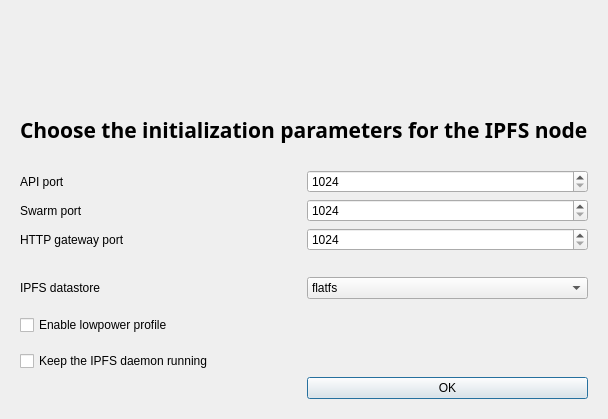
The window that galacteek/ui/ipfsdaemoninitdialog.ui (pinnaculum/galacteek) describes before a commit, drawn with Qt 5.
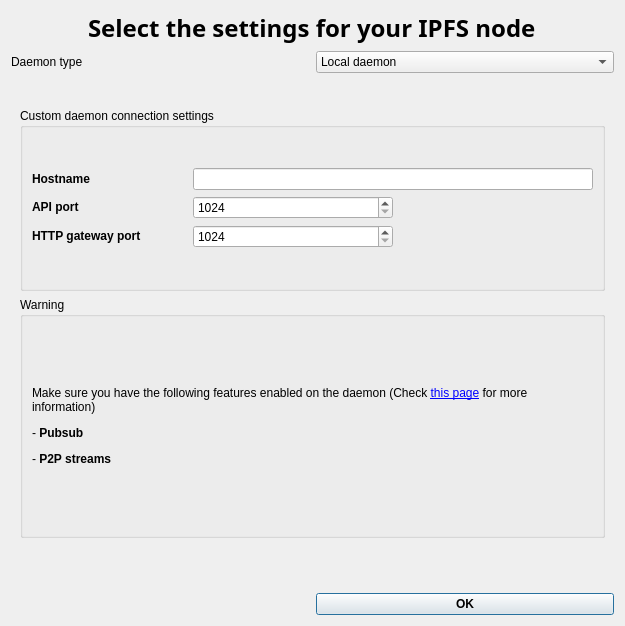
The same window after the commit. The open tabs and pages were chosen to show the change.

Commit message:
Better node init dialogs, fix #31 and #32
* Fix some issues related to the app's shutdown

* Fix #31 and #32

* Nicer IPFS daemon config dialog

```diff
--- a/galacteek/ui/ipfsdaemoninitdialog.ui
+++ b/galacteek/ui/ipfsdaemoninitdialog.ui
@@ -6,63 +6,106 @@
    <rect>
     <x>0</x>
     <y>0</y>
-    <width>608</width>
-    <height>419</height>
+    <width>625</width>
+    <height>626</height>
    </rect>
   </property>
   <property name="maximumSize">
    <size>
-    <width>16777215</width>
-    <height>600</height>
+    <width>700</width>
+    <height>700</height>
    </size>
   </property>
   <property name="windowTitle">
-   <string>IPFS node creation</string>
+   <string>IPFS node settings</string>
+  </property>
+  <property name="styleSheet">
+   <string notr="true"/>
   </property>
   <layout class="QVBoxLayout" name="verticalLayout_3">
    <item>
     <layout class="QVBoxLayout" name="verticalLayout_2">
-     <item>
-      <widget class="QStackedWidget" name="stack">
-       <property name="currentIndex">
-        <number>0</number>
-       </property>
-       <widget class="QWidget" name="page_3">
-        <layout class="QGridLayout" name="gridLayout">
-         <item row="1" column="0">
-          <widget class="QLabel" name="errorStatus">
-           <property name="styleSheet">
-            <string notr="true">color: red;</string>
-           </property>
-           <property name="text">
-            <string/>
-           </property>
-          </widget>
-         </item>
-         <item row="2" column="0" alignment="Qt::AlignHCenter">
+     <item alignment="Qt::AlignHCenter">
           <widget class="QLabel" name="label">
            <property name="font">
             <font>
              <family>Montserrat</family>
-             <pointsize>16</pointsize>
+         <pointsize>18</pointsize>
              <weight>75</weight>
              <italic>false</italic>
              <bold>true</bold>
             </font>
            </property>
            <property name="styleSheet">
-            <string notr="true">font: 16pt &quot;Montserrat&quot;;
+        <string notr="true">font: 18pt &quot;Montserrat&quot;;
 font-weight: bold;</string>
            </property>
            <property name="text">
-            <string>Choose the initialization parameters for the IPFS node</string>
+        <string>Select the settings for your IPFS node</string>
            </property>
           </widget>
          </item>
+     <item>
+      <layout class="QHBoxLayout" name="horizontalLayout">
+       <item>
+        <widget class="QLabel" name="label_6">
+         <property name="text">
+          <string>Daemon type</string>
+         </property>
+        </widget>
+       </item>
+       <item>
+        <widget class="QComboBox" name="daemonType">
+         <item>
+          <property name="text">
+           <string>Local daemon</string>
+          </property>
+         </item>
+         <item>
+          <property name="text">
+           <string>Custom daemon</string>
+          </property>
+         </item>
+        </widget>
+       </item>
+      </layout>
+     </item>
+     <item>
+      <widget class="QLabel" name="errorStatus">
+       <property name="styleSheet">
+        <string notr="true">color: red;</string>
+       </property>
+       <property name="text">
+        <string/>
+       </property>
+      </widget>
+     </item>
+     <item>
+      <widget class="QStackedWidget" name="stack">
+       <property name="currentIndex">
+        <number>0</number>
+       </property>
+       <widget class="QWidget" name="page_3">
+        <layout class="QGridLayout" name="gridLayout">
          <item row="3" column="0">
+          <widget class="QGroupBox" name="groupBoxLocalDaemon">
+           <property name="styleSheet">
+            <string notr="true"/>
+           </property>
+           <property name="title">
+            <string>Local daemon settings</string>
+           </property>
+           <layout class="QGridLayout" name="gridLayout_3">
+            <item row="0" column="0">
           <layout class="QGridLayout" name="gridLayout_2">
            <item row="2" column="1">
             <widget class="QSpinBox" name="gatewayPort">
+                <property name="maximumSize">
+                 <size>
+                  <width>200</width>
+                  <height>16777215</height>
+                 </size>
+                </property>
              <property name="minimum">
               <number>1024</number>
              </property>
@@ -71,31 +114,38 @@
              </property>
             </widget>
            </item>
+              <item row="0" column="0">
+               <widget class="QLabel" name="label_3">
+                <property name="toolTip">
+                 <string>&lt;html&gt;&lt;head/&gt;&lt;body&gt;&lt;p&gt;The port the IPFS daemon's API service will use. Only change this option (port 5001 by default) if you have a service already using this port.&lt;/p&gt;&lt;/body&gt;&lt;/html&gt;</string>
+                </property>
+                <property name="text">
+                 <string>&lt;html&gt;&lt;head/&gt;&lt;body&gt;&lt;p&gt;&lt;span style=&quot; font-weight:600;&quot;&gt;API port&lt;/span&gt;&lt;/p&gt;&lt;/body&gt;&lt;/html&gt;</string>
+                </property>
+               </widget>
+              </item>
            <item row="7" column="0">
-            <widget class="QLabel" name="status">
+               <widget class="QCheckBox" name="keepDaemonRunning">
              <property name="text">
-              <string/>
+                 <string>Keep the IPFS daemon running</string>
              </property>
             </widget>
            </item>
-           <item row="2" column="0">
-            <widget class="QLabel" name="label_5">
+              <item row="4" column="1">
+               <widget class="QComboBox" name="dataStore">
              <property name="toolTip">
-              <string>&lt;html&gt;&lt;head/&gt;&lt;body&gt;&lt;p&gt;The port the IPFS daemon's HTTP gateway service will use. Only change this option (port &lt;span style=&quot; font-weight:600;&quot;&gt;8080&lt;/span&gt; by default) if you have a service already using this port.&lt;/p&gt;&lt;/body&gt;&lt;/html&gt;</string>
-             </property>
+                 <string>&lt;html&gt;&lt;head/&gt;&lt;body&gt;&lt;p&gt;The datastore type to initialize the repository with. &lt;span style=&quot; font-weight:600;&quot;&gt;flatfs&lt;/span&gt; is the most battle-tested and reliable datastore. &lt;span style=&quot; font-weight:600;&quot;&gt;badgerds &lt;/span&gt;is the fastest datastore. Use &lt;span style=&quot; font-weight:600;&quot;&gt;badgerds&lt;/span&gt; if performance, especially when adding many gigabytes of files, is critical&lt;/p&gt;&lt;/body&gt;&lt;/html&gt;</string>
+                </property>
+                <item>
              <property name="text">
-              <string>HTTP gateway port</string>
-             </property>
-            </widget>
-           </item>
-           <item row="1" column="1">
-            <widget class="QSpinBox" name="swarmPort">
-             <property name="minimum">
-              <number>1024</number>
-             </property>
-             <property name="maximum">
-              <number>65534</number>
-             </property>
+                  <string>flatfs</string>
+                 </property>
+                </item>
+                <item>
+                 <property name="text">
+                  <string>badgerds</string>
+                 </property>
+                </item>
             </widget>
            </item>
            <item row="1" column="0">
@@ -104,27 +154,11 @@
               <string>&lt;html&gt;&lt;head/&gt;&lt;body&gt;&lt;p&gt;The port the IPFS daemon's swarm (TCP and QUIC) will use. Only change this option (port &lt;span style=&quot; font-weight:600;&quot;&gt;4001&lt;/span&gt; by default) if you have a service already using this port.&lt;/p&gt;&lt;/body&gt;&lt;/html&gt;</string>
              </property>
              <property name="text">
-              <string>Swarm port</string>
+                 <string>&lt;html&gt;&lt;head/&gt;&lt;body&gt;&lt;p&gt;&lt;span style=&quot; font-weight:600;&quot;&gt;Swarm port&lt;/span&gt;&lt;/p&gt;&lt;/body&gt;&lt;/html&gt;</string>
              </property>
             </widget>
            </item>
-           <item row="5" column="1">
-            <spacer name="verticalSpacer">
-             <property name="orientation">
-              <enum>Qt::Vertical</enum>
-             </property>
-             <property name="sizeType">
-              <enum>QSizePolicy::Minimum</enum>
-             </property>
-             <property name="sizeHint" stdset="0">
-              <size>
-               <width>20</width>
-               <height>40</height>
-              </size>
-             </property>
-            </spacer>
-           </item>
-           <item row="5" column="0">
+              <item row="6" column="0">
             <widget class="QCheckBox" name="profileLowPower">
              <property name="toolTip">
               <string>&lt;html&gt;&lt;head/&gt;&lt;body&gt;&lt;p&gt;Reduces &lt;span style=&quot; font-weight:600;&quot;&gt;daemon overhead&lt;/span&gt; on the system. May affect node functionality - performance of content discovery and data fetching may be degraded.&lt;/p&gt;&lt;p&gt;&lt;br/&gt;&lt;/p&gt;&lt;/body&gt;&lt;/html&gt;</string>
@@ -134,20 +168,19 @@
              </property>
             </widget>
            </item>
-           <item row="7" column="1">
-            <widget class="QPushButton" name="okButton">
-             <property name="text">
-              <string>OK</string>
-             </property>
-            </widget>
-           </item>
-           <item row="0" column="0">
-            <widget class="QLabel" name="label_3">
-             <property name="toolTip">
-              <string>&lt;html&gt;&lt;head/&gt;&lt;body&gt;&lt;p&gt;The port the IPFS daemon's API service will use. Only change this option (port 5001 by default) if you have a service already using this port.&lt;/p&gt;&lt;/body&gt;&lt;/html&gt;</string>
-             </property>
-             <property name="text">
-              <string>API port</string>
+              <item row="1" column="1">
+               <widget class="QSpinBox" name="swarmPort">
+                <property name="maximumSize">
+                 <size>
+                  <width>200</width>
+                  <height>16777215</height>
+                 </size>
+                </property>
+                <property name="minimum">
+                 <number>1024</number>
+                </property>
+                <property name="maximum">
+                 <number>65534</number>
              </property>
             </widget>
            </item>
@@ -157,31 +190,17 @@
               <string>&lt;html&gt;&lt;head/&gt;&lt;body&gt;&lt;p&gt;The datastore type to initialize the repository with. &lt;span style=&quot; font-weight:600;&quot;&gt;flatfs&lt;/span&gt; is the most battle-tested and reliable datastore. &lt;span style=&quot; font-weight:600;&quot;&gt;badgerds &lt;/span&gt;is the fastest datastore. Use &lt;span style=&quot; font-weight:600;&quot;&gt;badgerds&lt;/span&gt; if performance, especially when adding many gigabytes of files, is critical&lt;/p&gt;&lt;/body&gt;&lt;/html&gt;</string>
              </property>
              <property name="text">
-              <string>IPFS datastore</string>
+                 <string>&lt;html&gt;&lt;head/&gt;&lt;body&gt;&lt;p&gt;&lt;span style=&quot; font-weight:600;&quot;&gt;IPFS datastore&lt;/span&gt;&lt;/p&gt;&lt;/body&gt;&lt;/html&gt;</string>
              </property>
             </widget>
            </item>
-           <item row="4" column="1">
-            <widget class="QComboBox" name="dataStore">
+              <item row="2" column="0">
+               <widget class="QLabel" name="label_5">
              <property name="toolTip">
-              <string>&lt;html&gt;&lt;head/&gt;&lt;body&gt;&lt;p&gt;The datastore type to initialize the repository with. &lt;span style=&quot; font-weight:600;&quot;&gt;flatfs&lt;/span&gt; is the most battle-tested and reliable datastore. &lt;span style=&quot; font-weight:600;&quot;&gt;badgerds &lt;/span&gt;is the fastest datastore. Use &lt;span style=&quot; font-weight:600;&quot;&gt;badgerds&lt;/span&gt; if performance, especially when adding many gigabytes of files, is critical&lt;/p&gt;&lt;/body&gt;&lt;/html&gt;</string>
-             </property>
-             <item>
+                 <string>&lt;html&gt;&lt;head/&gt;&lt;body&gt;&lt;p&gt;The port the IPFS daemon's HTTP gateway service will use. Only change this option (port &lt;span style=&quot; font-weight:600;&quot;&gt;8080&lt;/span&gt; by default) if you have a service already using this port.&lt;/p&gt;&lt;/body&gt;&lt;/html&gt;</string>
+                </property>
               <property name="text">
-               <string>flatfs</string>
-              </property>
-             </item>
-             <item>
-              <property name="text">
-               <string>badgerds</string>
-              </property>
-             </item>
-            </widget>
-           </item>
-           <item row="6" column="0">
-            <widget class="QCheckBox" name="keepDaemonRunning">
-             <property name="text">
-              <string>Keep the IPFS daemon running</string>
+                 <string>&lt;html&gt;&lt;head/&gt;&lt;body&gt;&lt;p&gt;&lt;span style=&quot; font-weight:600;&quot;&gt;HTTP gateway port&lt;/span&gt;&lt;/p&gt;&lt;/body&gt;&lt;/html&gt;</string>
              </property>
             </widget>
            </item>
@@ -203,6 +222,12 @@
            </item>
            <item row="0" column="1">
             <widget class="QSpinBox" name="apiPort">
+                <property name="maximumSize">
+                 <size>
+                  <width>200</width>
+                  <height>16777215</height>
+                 </size>
+                </property>
              <property name="minimum">
               <number>1024</number>
              </property>
@@ -211,11 +236,211 @@
              </property>
             </widget>
            </item>
-          </layout>
-         </item>
-        </layout>
-       </widget>
-      </widget>
+              <item row="5" column="1">
+               <spacer name="verticalSpacer">
+                <property name="orientation">
+                 <enum>Qt::Vertical</enum>
+                </property>
+                <property name="sizeType">
+                 <enum>QSizePolicy::Minimum</enum>
+                </property>
+                <property name="sizeHint" stdset="0">
+                 <size>
+                  <width>20</width>
+                  <height>40</height>
+                 </size>
+                </property>
+               </spacer>
+              </item>
+             </layout>
+            </item>
+            <item row="1" column="0">
+             <spacer name="verticalSpacer_4">
+              <property name="orientation">
+               <enum>Qt::Vertical</enum>
+              </property>
+              <property name="sizeType">
+               <enum>QSizePolicy::Maximum</enum>
+              </property>
+              <property name="sizeHint" stdset="0">
+               <size>
+                <width>20</width>
+                <height>40</height>
+               </size>
+              </property>
+             </spacer>
+            </item>
+           </layout>
+          </widget>
+         </item>
+        </layout>
+       </widget>
+       <widget class="QWidget" name="page_4">
+        <layout class="QVBoxLayout" name="verticalLayout_4">
+         <item>
+          <layout class="QVBoxLayout" name="verticalLayout">
+           <item>
+            <widget class="QGroupBox" name="groupBoxCustomDaemon">
+             <property name="title">
+              <string>Custom daemon connection settings</string>
+             </property>
+             <layout class="QGridLayout" name="gridLayout_5">
+              <item row="0" column="0">
+               <layout class="QGridLayout" name="gridLayout_4">
+                <item row="0" column="0">
+                 <widget class="QLabel" name="label_7">
+                  <property name="toolTip">
+                   <string>&lt;html&gt;&lt;head/&gt;&lt;body&gt;&lt;p&gt;The hostname of your remote IPFS daemon&lt;/p&gt;&lt;/body&gt;&lt;/html&gt;</string>
+                  </property>
+                  <property name="text">
+                   <string>&lt;html&gt;&lt;head/&gt;&lt;body&gt;&lt;p&gt;&lt;span style=&quot; font-weight:600;&quot;&gt;Hostname&lt;/span&gt;&lt;/p&gt;&lt;/body&gt;&lt;/html&gt;</string>
+                  </property>
+                 </widget>
+                </item>
+                <item row="0" column="1">
+                 <widget class="QLineEdit" name="customDaemonHost">
+                  <property name="maximumSize">
+                   <size>
+                    <width>400</width>
+                    <height>16777215</height>
+                   </size>
+                  </property>
+                 </widget>
+                </item>
+                <item row="2" column="0">
+                 <widget class="QLabel" name="label_9">
+                  <property name="toolTip">
+                   <string>&lt;html&gt;&lt;head/&gt;&lt;body&gt;&lt;p&gt;The TCP port number of the remote IPFS daemon's HTTP gateway service&lt;/p&gt;&lt;/body&gt;&lt;/html&gt;</string>
+                  </property>
+                  <property name="text">
+                   <string>&lt;html&gt;&lt;head/&gt;&lt;body&gt;&lt;p&gt;&lt;span style=&quot; font-weight:600;&quot;&gt;HTTP gateway port&lt;/span&gt;&lt;/p&gt;&lt;/body&gt;&lt;/html&gt;</string>
+                  </property>
+                 </widget>
+                </item>
+                <item row="1" column="0">
+                 <widget class="QLabel" name="label_8">
+                  <property name="toolTip">
+                   <string>&lt;html&gt;&lt;head/&gt;&lt;body&gt;&lt;p&gt;The TCP port number of the remote IPFS daemon's API service&lt;/p&gt;&lt;/body&gt;&lt;/html&gt;</string>
+                  </property>
+                  <property name="text">
+                   <string>&lt;html&gt;&lt;head/&gt;&lt;body&gt;&lt;p&gt;&lt;span style=&quot; font-weight:600;&quot;&gt;API port&lt;/span&gt;&lt;/p&gt;&lt;/body&gt;&lt;/html&gt;</string>
+                  </property>
+                 </widget>
+                </item>
+                <item row="1" column="1">
+                 <widget class="QSpinBox" name="customDaemonApiPort">
+                  <property name="maximumSize">
+                   <size>
+                    <width>200</width>
+                    <height>16777215</height>
+                   </size>
+                  </property>
+                  <property name="minimum">
+                   <number>1024</number>
+                  </property>
+                  <property name="maximum">
+                   <number>65534</number>
+                  </property>
+                 </widget>
+                </item>
+                <item row="2" column="1">
+                 <widget class="QSpinBox" name="customDaemonGwPort">
+                  <property name="maximumSize">
+                   <size>
+                    <width>200</width>
+                    <height>16777215</height>
+                   </size>
+                  </property>
+                  <property name="minimum">
+                   <number>1024</number>
+                  </property>
+                  <property name="maximum">
+                   <number>65534</number>
+                  </property>
+                 </widget>
+                </item>
+               </layout>
+              </item>
+             </layout>
+            </widget>
+           </item>
+           <item>
+            <widget class="QGroupBox" name="groupBox">
+             <property name="title">
+              <string>Warning</string>
+             </property>
+             <layout class="QVBoxLayout" name="verticalLayout_6">
+              <item>
+               <layout class="QVBoxLayout" name="verticalLayout_5">
+                <item>
+                 <widget class="QLabel" name="label_10">
+                  <property name="minimumSize">
+                   <size>
+                    <width>0</width>
+                    <height>200</height>
+                   </size>
+                  </property>
+                  <property name="maximumSize">
+                   <size>
+                    <width>500</width>
+                    <height>16777215</height>
+                   </size>
+                  </property>
+                  <property name="text">
+                   <string>&lt;html&gt;&lt;head/&gt;&lt;body&gt;&lt;p&gt;Make sure you have the following features enabled on the daemon (Check &lt;a href=&quot;https://github.com/pinnaculum/galacteek/wiki/Setup-your-daemon&quot;&gt;&lt;span style=&quot; text-decoration: underline; color:#0000ff;&quot;&gt;this page&lt;/span&gt;&lt;/a&gt; for more information)&lt;/p&gt;&lt;p&gt;- &lt;span style=&quot; font-weight:600;&quot;&gt;Pubsub&lt;/span&gt;&lt;/p&gt;&lt;p&gt;- &lt;span style=&quot; font-weight:600;&quot;&gt;P2P streams&lt;/span&gt;&lt;/p&gt;&lt;/body&gt;&lt;/html&gt;</string>
+                  </property>
+                  <property name="wordWrap">
+                   <bool>true</bool>
+                  </property>
+                 </widget>
+                </item>
+               </layout>
+              </item>
+             </layout>
+            </widget>
+           </item>
+           <item>
+            <spacer name="verticalSpacer_2">
+             <property name="orientation">
+              <enum>Qt::Vertical</enum>
+             </property>
+             <property name="sizeType">
+              <enum>QSizePolicy::Maximum</enum>
+             </property>
+             <property name="sizeHint" stdset="0">
+              <size>
+               <width>20</width>
+               <height>40</height>
+              </size>
+             </property>
+            </spacer>
+           </item>
+          </layout>
+         </item>
+        </layout>
+       </widget>
+      </widget>
+     </item>
+     <item>
+      <layout class="QHBoxLayout" name="horizontalLayout_2">
+       <item>
+        <widget class="QLabel" name="status">
+         <property name="text">
+          <string/>
+         </property>
+        </widget>
+       </item>
+       <item>
+        <widget class="QPushButton" name="okButton">
+         <property name="styleSheet">
+          <string notr="true">font-weight: bold;</string>
+         </property>
+         <property name="text">
+          <string>OK</string>
+         </property>
+        </widget>
+       </item>
+      </layout>
      </item>
     </layout>
    </item>
```
Lines whose indentation alone changed are shown as unchanged. The commit also changes 25 other files.
